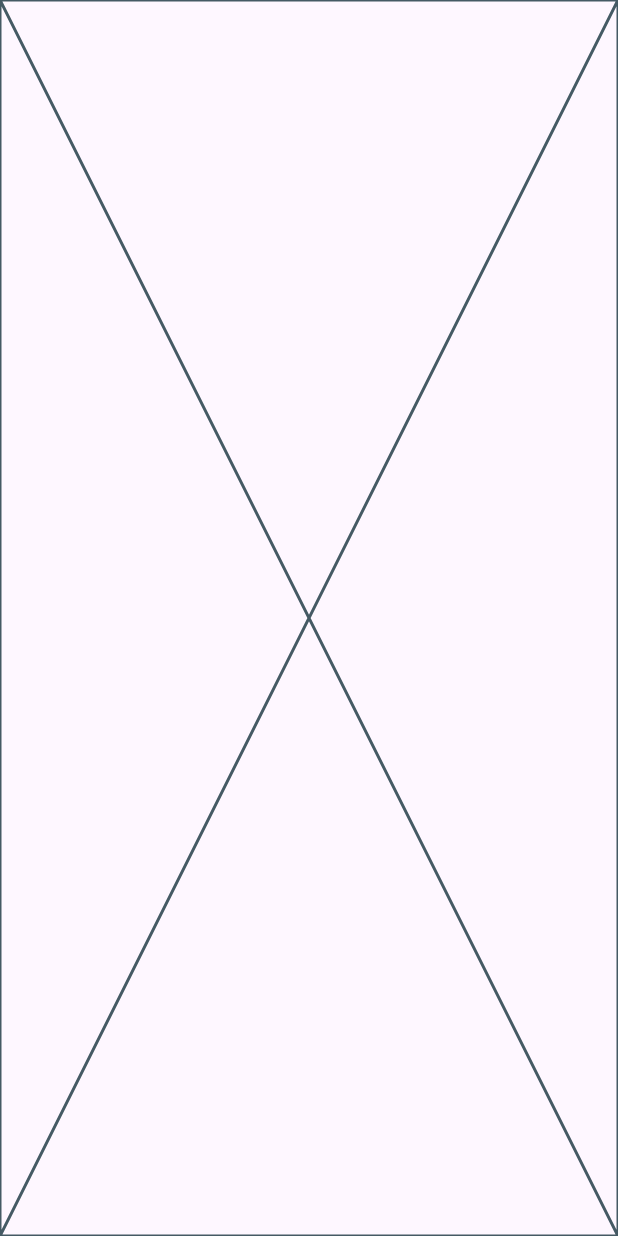
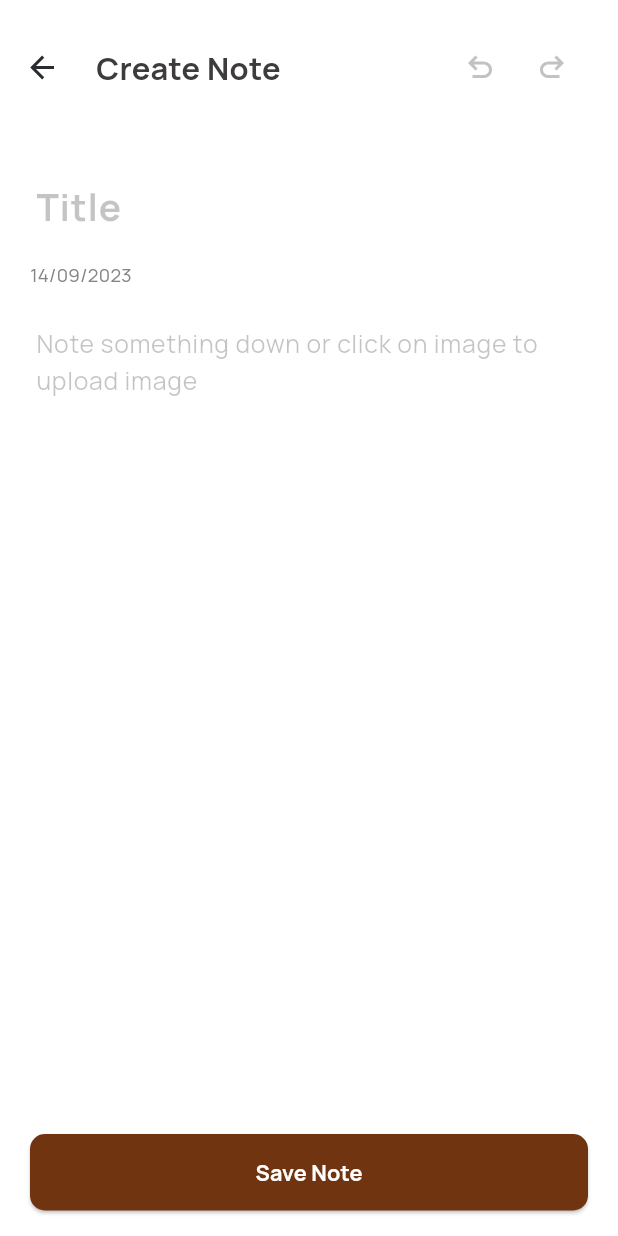
Before and after one commit to essamalrawi/notepad, a Flutter app: the CreateNoteView screen opened by its route, on a phone screen of 412 x 824 dp. Run offline on Flutter 3.47's test engine with Material 3 defaults, Android fonts, the phone set to English and light mode, and no system bars; our stand-ins replace flutter_svg, font_awesome_flutter, go_router.

Commit message:
done create note view

```diff
--- a/lib/feature/home/presentation/views/create_note_view.dart
+++ b/lib/feature/home/presentation/views/create_note_view.dart
@@ -7,6 +7,7 @@ class CreateNoteView extends StatelessWidget {
   @override
   Widget build(BuildContext context) {
     return const Scaffold(
+      backgroundColor: Color(0xffFFFFFF),
       body: SafeArea(child: CreateNoteViewMobileLayout()),
     );
   }
--- /dev/null
+++ b/lib/feature/home/presentation/views/widgets/create_note_header.dart
@@ -0,0 +1,61 @@
+import 'package:flutter/material.dart';
+import 'package:flutter_svg/svg.dart';
+import 'package:go_router/go_router.dart';
+import 'package:notepad/core/utils/app_style.dart';
+
+class CreateNoteHeader extends StatelessWidget {
+  const CreateNoteHeader({
+    super.key,
+  });
+
+  @override
+  Widget build(BuildContext context) {
+    return Row(
+      mainAxisAlignment: MainAxisAlignment.spaceBetween,
+      children: [
+        Row(
+          children: [
+            IconButton(
+              padding: EdgeInsets.zero,
+              onPressed: () {
+                GoRouter.of(context).pop();
+              },
+              icon: SvgPicture.asset(
+                'assets/images/arrow_back.svg',
+              ),
+            ),
+            const SizedBox(
+              width: 12,
+            ),
+            Text(
+              "Create Note",
+              style: AppStyle.styleBold20(context),
+            ),
+          ],
+        ),
+        Row(
+          children: [
+            IconButton(
+              padding: EdgeInsets.zero,
+              onPressed: () {
+                GoRouter.of(context).pop();
+              },
+              icon: SvgPicture.asset(
+                'assets/images/ctrl_z_arrow.svg',
+              ),
+            ),
+            IconButton(
+              padding: EdgeInsets.zero,
+              onPressed: () {
+                GoRouter.of(context).pop();
+              },
+              icon: SvgPicture.asset(
+                'assets/images/ctrl_y_arrow.svg',
+              ),
+            )
+          ],
+        )
+      ],
+    );
+  }
+}
--- a/lib/feature/home/presentation/views/widgets/create_note_view_mobile_layout.dart
+++ b/lib/feature/home/presentation/views/widgets/create_note_view_mobile_layout.dart
@@ -1,10 +1,65 @@
 import 'package:flutter/material.dart';
+import 'package:notepad/core/utils/app_style.dart';
+import 'package:notepad/feature/home/presentation/views/widgets/create_note_header.dart';
+import 'package:notepad/feature/home/presentation/views/widgets/custom_elevated_button.dart';
+import 'package:notepad/feature/home/presentation/views/widgets/note_text_field.dart';
+import 'package:notepad/feature/home/presentation/views/widgets/title_text_field.dart';
 
 class CreateNoteViewMobileLayout extends StatelessWidget {
   const CreateNoteViewMobileLayout({super.key});
 
   @override
   Widget build(BuildContext context) {
-    return const Placeholder();
+    return Padding(
+      padding: const EdgeInsets.only(right: 20, top: 21),
+      child: Column(
+        mainAxisAlignment: MainAxisAlignment.spaceBetween,
+        children: [
+          Expanded(
+            child: SingleChildScrollView(
+              child: Column(
+                children: [
+                  const Padding(
+                    padding: EdgeInsets.only(left: 4),
+                    child: CreateNoteHeader(),
+                  ),
+                  const SizedBox(
+                    height: 45,
+                  ),
+                  Padding(
+                    padding: const EdgeInsets.only(left: 20),
+                    child: SingleChildScrollView(
+                      child: Column(
+                        crossAxisAlignment: CrossAxisAlignment.start,
+                        children: [
+                          const TitleTextField(),
+                          const SizedBox(
+                            height: 12,
+                          ),
+                          Text(
+                            '14/09/2023',
+                            style: AppStyle.styleRegular12(context),
+                          ),
+                          const SizedBox(
+                            height: 24,
+                          ),
+                          const NoteTextField(),
+                        ],
+                      ),
+                    ),
+                  ),
+                ],
+              ),
+            ),
+          ),
+          Padding(
+            padding: const EdgeInsets.only(left: 20, bottom: 17, top: 20),
+            child: SizedBox(
+                width: MediaQuery.sizeOf(context).width,
+                child: const CustomElevatedButton()),
+          ),
+        ],
+      ),
+    );
   }
 }
--- /dev/null
+++ b/lib/feature/home/presentation/views/widgets/custom_elevated_button.dart
@@ -0,0 +1,22 @@
+import 'package:flutter/material.dart';
+import 'package:notepad/core/utils/app_style.dart';
+
+class CustomElevatedButton extends StatelessWidget {
+  const CustomElevatedButton({super.key});
+
+  @override
+  Widget build(BuildContext context) {
+    return ElevatedButton(
+        style: ElevatedButton.styleFrom(
+          padding: const EdgeInsets.symmetric(vertical: 15),
+          shape:
+              RoundedRectangleBorder(borderRadius: BorderRadius.circular(10)),
+          backgroundColor: const Color(0xff703410),
+        ),
+        onPressed: () {},
+        child: Text(
+          "Save Note",
+          style: AppStyle.styleBold14(context),
+        ));
+  }
+}
--- /dev/null
+++ b/lib/feature/home/presentation/views/widgets/note_text_field.dart
@@ -0,0 +1,24 @@
+import 'package:flutter/material.dart';
+import 'package:notepad/core/utils/app_style.dart';
+
+class NoteTextField extends StatelessWidget {
+  const NoteTextField({super.key});
+
+  @override
+  Widget build(BuildContext context) {
+    return TextField(
+      cursorColor: const Color(0xff3D3B3B).withOpacity(.3),
+      keyboardType:
+          TextInputType.multiline, // Enables the "Enter" key for a new line
+      maxLines: null,
+      decoration: InputDecoration(
+        hintMaxLines: 2,
+        contentPadding: EdgeInsets.zero,
+        hintText: 'Note something down or click on image to upload image',
+        hintStyle: AppStyle.styleRegular16(context)
+            .copyWith(color: const Color(0xff3D3B3B).withOpacity(.3)),
+        border: const OutlineInputBorder(borderSide: BorderSide.none),
+      ),
+    );
+  }
+}
--- a/lib/feature/home/presentation/views/widgets/slider_list_view_box_note.dart
+++ b/lib/feature/home/presentation/views/widgets/slider_list_view_box_note.dart
@@ -1,5 +1,3 @@
-import 'dart:developer';
-
 import 'package:flutter/widgets.dart';
 import 'package:notepad/feature/home/presentation/views/widgets/slider_box_note.dart';
 
--- /dev/null
+++ b/lib/feature/home/presentation/views/widgets/title_text_field.dart
@@ -0,0 +1,20 @@
+import 'package:flutter/material.dart';
+import 'package:notepad/core/utils/app_style.dart';
+
+class TitleTextField extends StatelessWidget {
+  const TitleTextField({super.key});
+
+  @override
+  Widget build(BuildContext context) {
+    return TextField(
+      cursorColor: const Color(0xff3D3B3B).withOpacity(.3),
+      decoration: InputDecoration(
+        contentPadding: EdgeInsets.zero,
+        hintText: 'Title',
+        hintStyle: AppStyle.styleBold24(context)
+            .copyWith(color: const Color(0xff3D3B3B).withOpacity(.3)),
+        border: const OutlineInputBorder(borderSide: BorderSide.none),
+      ),
+    );
+  }
+}
```
Also changed, not shown: assets/images/arrow_back.svg (added), assets/images/ctrl_y_arrow.svg (added), assets/images/ctrl_z_arrow.svg (added).
